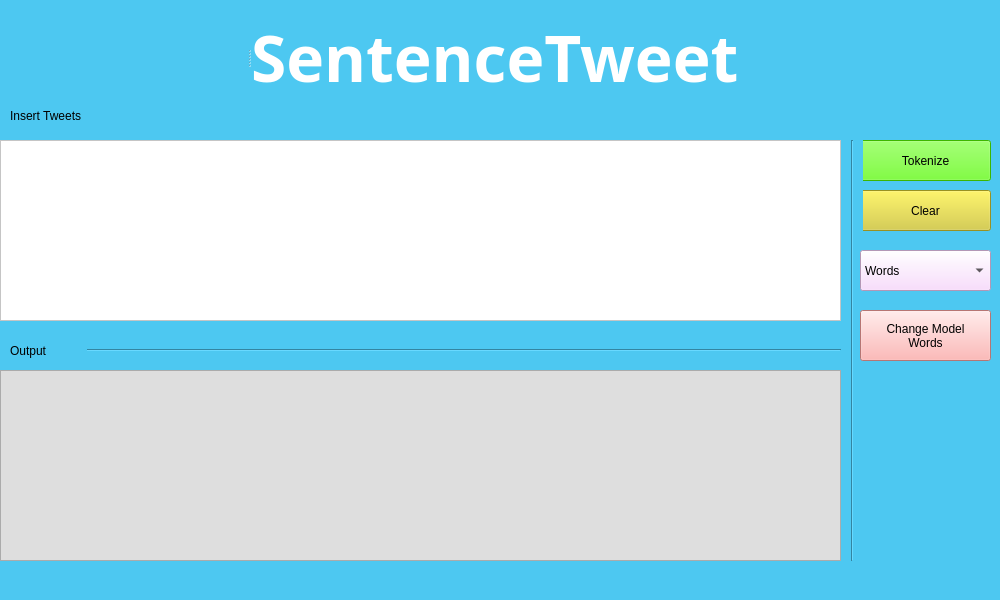
Above: SentencePieceTwitter/GUI/gui.ui from carban/PLNWorkshops before the change. Below: the same form after it.
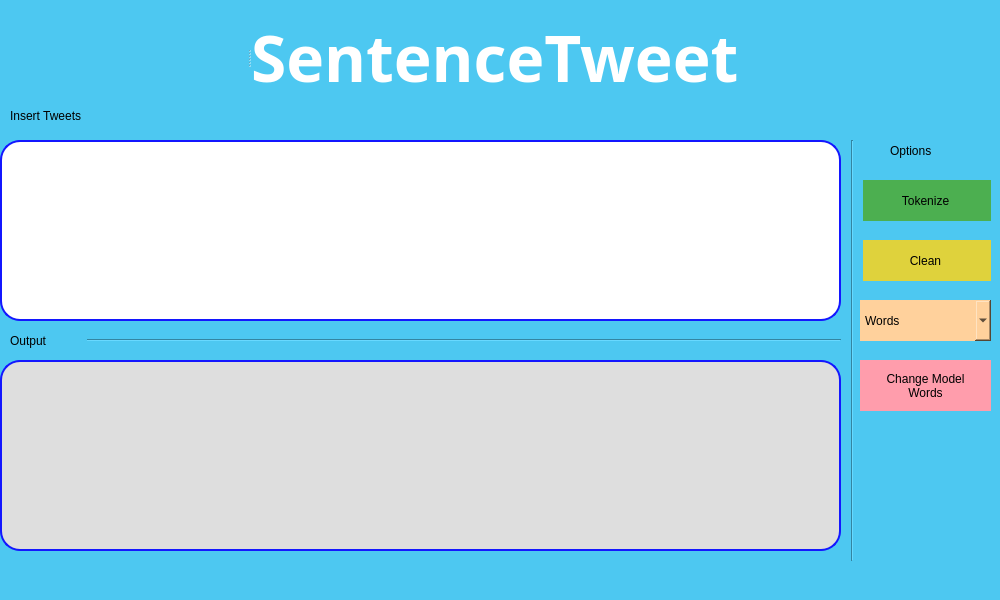
That is the form after the change. Icons and pictures are not drawn.

Diff of the .ui file:
```diff
--- a/SentencePieceTwitter/GUI/gui.ui
+++ b/SentencePieceTwitter/GUI/gui.ui
@@ -46,14 +46,19 @@
      </font>
     </property>
     <property name="styleSheet">
-     <string notr="true">background-color: rgb(255, 255, 255);</string>
+     <string notr="true">background-color: rgb(255, 255, 255);
+border-style:solid;
+border-width:2px;
+border-color: rgb(19, 23, 255);
+border-radius: 20px;
+</string>
     </property>
    </widget>
    <widget class="QPushButton" name="pushButton">
     <property name="geometry">
      <rect>
       <x>860</x>
-      <y>140</y>
+      <y>180</y>
       <width>131</width>
       <height>41</height>
      </rect>
@@ -62,7 +67,16 @@
      <bool>false</bool>
     </property>
     <property name="styleSheet">
-     <string notr="true">background-color:rgb(85, 255, 0);</string>
+     <string notr="true">#pushButton {
+  background-color: #4CAF50; 
+  color: black; 
+  border: none ;
+}
+
+#pushButton:hover {
+  background-color: rgb(66, 255, 24);
+}
+</string>
     </property>
     <property name="text">
      <string>Tokenize</string>
@@ -75,23 +89,32 @@
     <property name="geometry">
      <rect>
       <x>860</x>
-      <y>190</y>
+      <y>240</y>
       <width>131</width>
       <height>41</height>
      </rect>
     </property>
     <property name="styleSheet">
-     <string notr="true">background-color: rgb(214, 203, 48);</string>
+     <string notr="true">#pushButton_2 {
+  background-color: rgb(223, 210, 60);
+  color: black; 
+  border: none ;
+}
+
+#pushButton_2:hover {
+  background-color: rgb(255, 248, 35);
+}
+</string>
     </property>
     <property name="text">
-     <string>Clear</string>
+     <string>Clean</string>
     </property>
    </widget>
    <widget class="QPlainTextEdit" name="plainTextEdit_2">
     <property name="geometry">
      <rect>
       <x>0</x>
-      <y>370</y>
+      <y>360</y>
       <width>841</width>
       <height>191</height>
      </rect>
@@ -104,6 +127,10 @@
     </property>
     <property name="styleSheet">
      <string notr="true">background-color: rgb(222, 222, 222);
+border-style:solid;
+border-width:2px;
+border-color: rgb(19, 23, 255);
+border-radius: 20px;
 </string>
     </property>
     <property name="readOnly">
@@ -151,7 +178,7 @@
     <property name="geometry">
      <rect>
       <x>10</x>
-      <y>340</y>
+      <y>330</y>
       <width>831</width>
       <height>20</height>
      </rect>
@@ -177,14 +204,22 @@
     <property name="geometry">
      <rect>
       <x>860</x>
-      <y>250</y>
+      <y>300</y>
       <width>131</width>
       <height>41</height>
      </rect>
     </property>
     <property name="styleSheet">
-     <string notr="true">color: rgb(0, 0, 0);
-background-color: rgb(250, 211, 255);</string>
+     <string notr="true">#comboBox {
+  background-color: rgb(255, 209, 156);
+  color: black; 
+  border: none ;
+}
+
+#comboBox:hover {
+  background-color: rgb(255, 164, 85);
+}
+</string>
     </property>
     <item>
      <property name="text">
@@ -201,13 +236,22 @@
     <property name="geometry">
      <rect>
       <x>860</x>
-      <y>310</y>
+      <y>360</y>
       <width>131</width>
       <height>51</height>
      </rect>
     </property>
     <property name="styleSheet">
-     <string notr="true">background-color: rgb(255, 165, 162);</string>
+     <string notr="true">#pushButton_3 {
+  background-color: rgb(255, 157, 172);
+  color: black; 
+  border: none ;
+}
+
+#pushButton_3:hover {
+  background-color: rgb(255, 73, 246);
+}
+</string>
     </property>
     <property name="text">
      <string>Change Model 
@@ -231,7 +275,7 @@
     <property name="geometry">
      <rect>
       <x>10</x>
-      <y>340</y>
+      <y>330</y>
       <width>77</width>
       <height>21</height>
      </rect>
@@ -240,6 +284,19 @@
      <string>Output</string>
     </property>
    </widget>
+   <widget class="QLabel" name="label_5">
+    <property name="geometry">
+     <rect>
+      <x>890</x>
+      <y>140</y>
+      <width>77</width>
+      <height>21</height>
+     </rect>
+    </property>
+    <property name="text">
+     <string>Options</string>
+    </property>
+   </widget>
   </widget>
   <widget class="QMenuBar" name="menubar">
    <property name="geometry">
```
Left out of the diff: 12 changed lines with no effect on the pictures.
